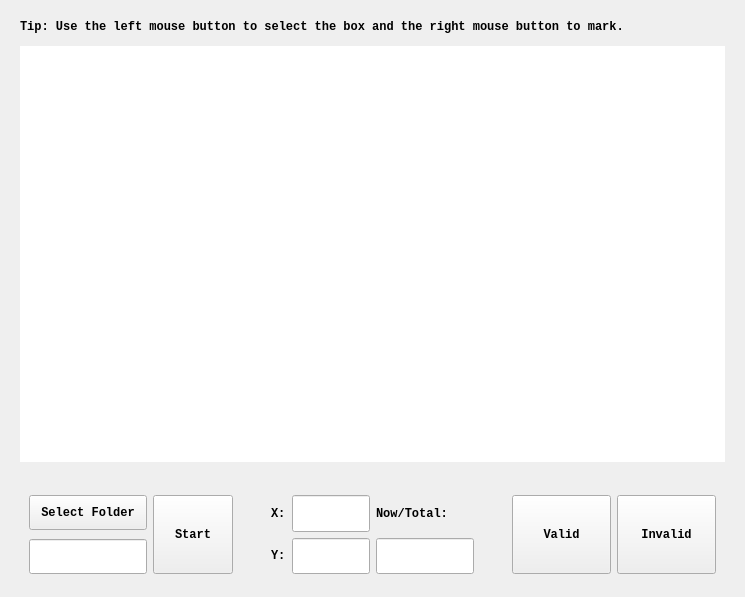
Above: View/MainUi.ui from 21kchen1/HitPoint before the change. Below: the same form after it.
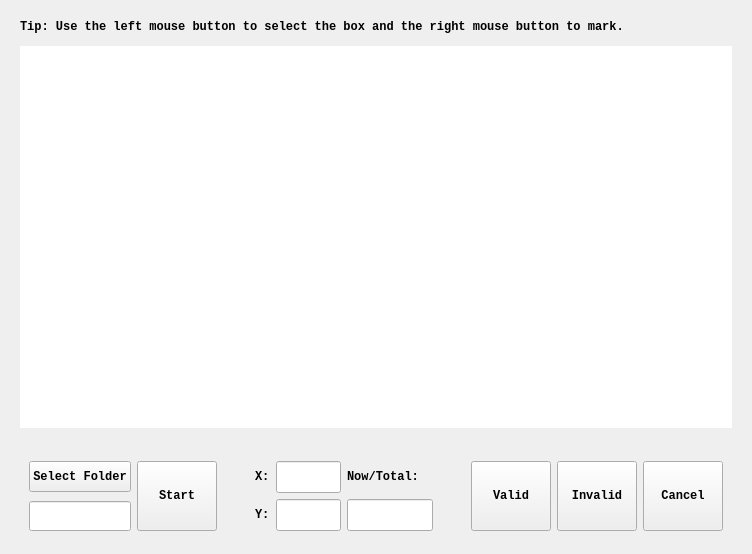
That is the form after the change.

Commit message: modified:   Controller/Controller.py 增加取消功能 	modified:   Service/Service.py 增加取消功能 	modified:   View/MainUi.py 增加取消功能 	modified:   View/MainUi.ui 增加取消功能 	modified:   View/View.py 增加取消功能

```diff
--- a/View/MainUi.ui
+++ b/View/MainUi.ui
@@ -6,8 +6,8 @@
    <rect>
     <x>0</x>
     <y>0</y>
-    <width>745</width>
-    <height>597</height>
+    <width>752</width>
+    <height>554</height>
    </rect>
   </property>
   <property name="sizePolicy">
@@ -361,6 +361,19 @@
            </property>
           </widget>
          </item>
+         <item>
+          <widget class="QPushButton" name="CancelButton">
+           <property name="sizePolicy">
+            <sizepolicy hsizetype="Minimum" vsizetype="Preferred">
+             <horstretch>0</horstretch>
+             <verstretch>0</verstretch>
+            </sizepolicy>
+           </property>
+           <property name="text">
+            <string>Cancel</string>
+           </property>
+          </widget>
+         </item>
         </layout>
        </widget>
       </item>
```
The commit also changes 4 other files.
